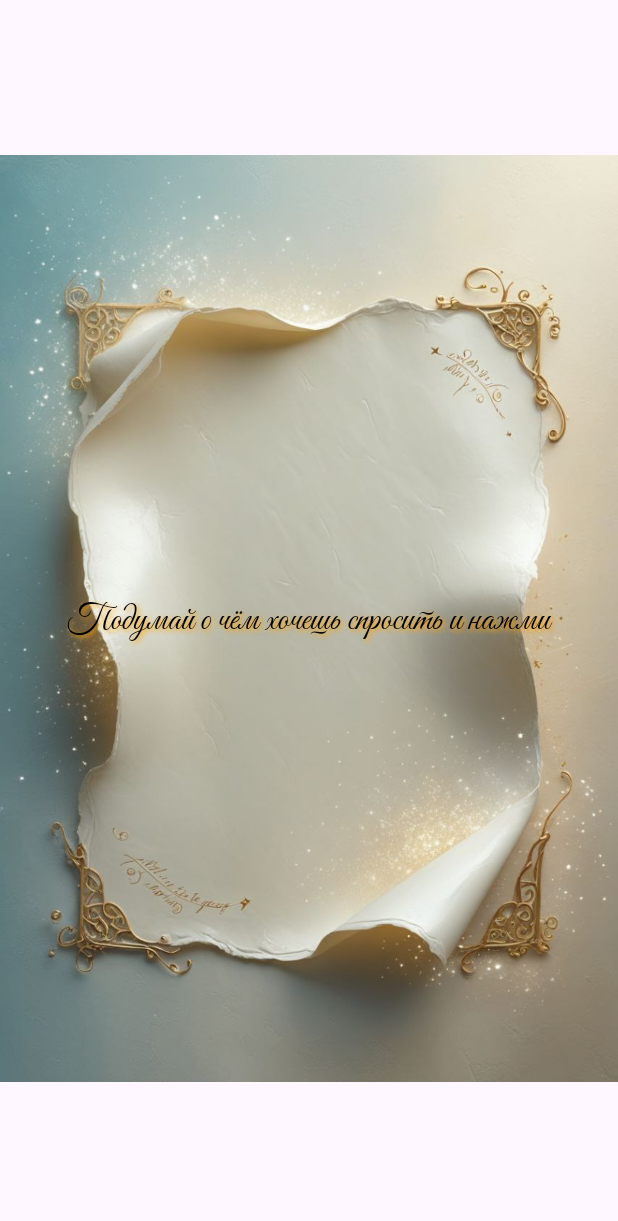
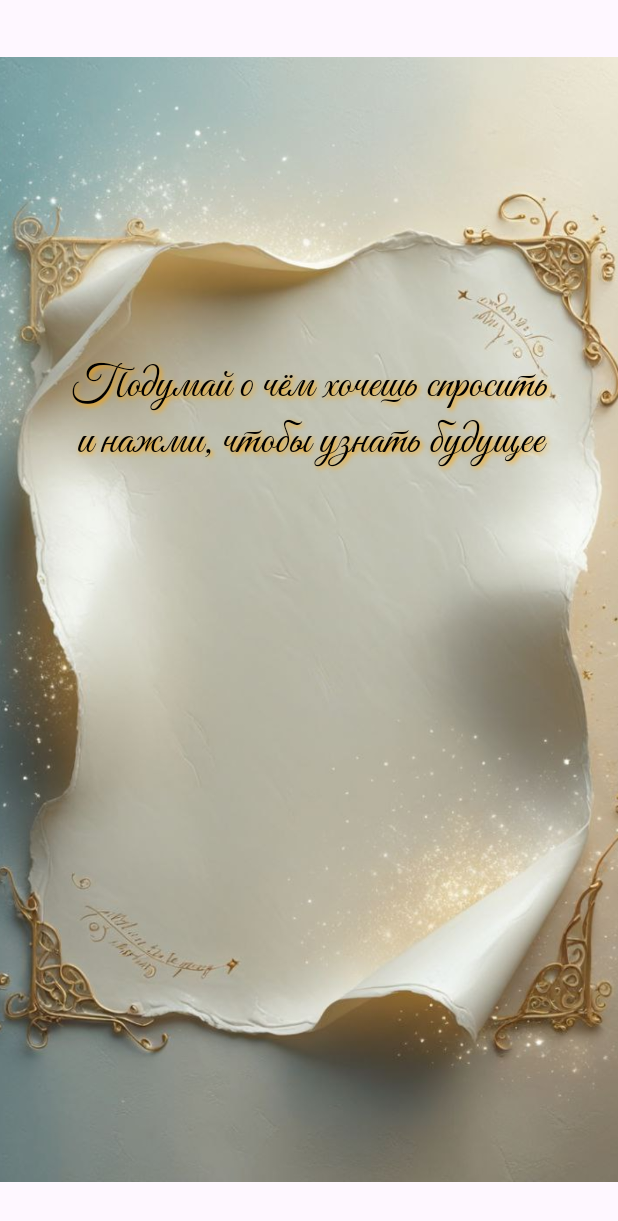
Before and after one commit to RomanLunyov/MagicPergament, an Android app: the screen it shows after launch (MainActivity), on a phone screen of 412 x 824 dp. Shown: the top 1221 px of the screen. Run offline under Robolectric (Android 15) with nearby library versions, the phone set to English and light mode, and no system bars.

Commit message:
Приложение полностью работает, улучшил расположение и размер текста на пергаменте

```diff
--- a/app/src/main/java/com/lunyov/magicpergament/MainActivity.kt
+++ b/app/src/main/java/com/lunyov/magicpergament/MainActivity.kt
@@ -27,6 +27,17 @@ class MainActivity : AppCompatActivity() {
         "Завтра будет день, полный возможностей"
     )
 
+    private fun formatTextIntoTwoLines(text: String): String {
+        val words = text.split(" ")
+        val midPoint = words.size / 2
+
+        // Формируем первую и вторую строку
+        val firstLine = words.subList(0, midPoint).joinToString(" ")
+        val secondLine = words.subList(midPoint, words.size).joinToString(" ")
+
+        return "$firstLine\n$secondLine"
+    }
+
     override fun onCreate(savedInstanceState: Bundle?) {
         super.onCreate(savedInstanceState)
         setContentView(R.layout.activity_main)
@@ -34,7 +45,13 @@ class MainActivity : AppCompatActivity() {
         textView = findViewById(R.id.textView)
         imageView = findViewById(R.id.imageView)
 
-        // Устанавливаем магический шрифт
+        // Устанавливаем текст с переносом
+        val initialText = "Подумай о чём хочешь спросить и нажми, чтобы узнать будущее"
+        textView.text = formatTextIntoTwoLines(initialText)
+
+
+
+    // Устанавливаем магический шрифт
         val customFont = ResourcesCompat.getFont(this, R.font.greatvibes)
         textView.typeface = customFont
 
@@ -54,6 +71,8 @@ class MainActivity : AppCompatActivity() {
         mediaPlayer = MediaPlayer.create(this, R.raw.magic_sound)
         mediaPlayer?.start()
     }
+
+
 
     private fun displayPredictionWithTypingEffect(prediction: String) {
         val charArray = prediction.toCharArray()
--- a/app/src/main/res/layout/activity_main.xml
+++ b/app/src/main/res/layout/activity_main.xml
@@ -6,36 +6,41 @@
     android:layout_height="match_parent"
     tools:context=".MainActivity">
 
+
+    <!-- Текст "Нажми меня, чтобы узнать будущее" поверх картинки -->
+
     <ImageView
         android:id="@+id/imageView"
-        android:layout_width="match_parent"
-        android:layout_height="match_parent"
+        android:layout_width="500dp"
+        android:layout_height="900dp"
+        android:contentDescription="Future Image"
         android:src="@drawable/sample_image"
-        android:contentDescription="Future Image"
+        app:layout_constraintBottom_toBottomOf="parent"
+        app:layout_constraintEnd_toEndOf="parent"
+        app:layout_constraintHorizontal_bias="0.505"
+        app:layout_constraintStart_toStartOf="parent"
         app:layout_constraintTop_toTopOf="parent"
-        app:layout_constraintBottom_toBottomOf="parent"
-        app:layout_constraintStart_toStartOf="parent"
-        app:layout_constraintEnd_toEndOf="parent" />
+        app:layout_constraintVertical_bias="0.502" />
 
-
-    <!-- Текст "Нажми меня, чтобы узнать будущее" поверх картинки -->
     <TextView
         android:id="@+id/textView"
-        android:layout_width="wrap_content"
+        android:layout_width="451dp"
         android:layout_height="wrap_content"
-        android:text="Подумай о чём хочешь спросить и нажми"
-        android:textSize="24sp"
+        android:ellipsize="end"
+        android:fontFamily="@font/greatvibes"
+        android:gravity="center"
         android:maxLines="2"
-        android:textColor="@android:color/black"
-        android:fontFamily="@font/greatvibes"
+        android:padding="16dp"
         android:shadowColor="#FFA500"
         android:shadowDx="2"
         android:shadowDy="2"
         android:shadowRadius="4"
-        android:padding="16dp"
-        android:gravity="center"
+        android:text="Подумай о чём хочешь спросить и нажми"
+        android:textColor="@android:color/black"
+        android:textSize="30sp"
+        app:layout_constraintBottom_toBottomOf="parent"
+        app:layout_constraintEnd_toEndOf="parent"
+        app:layout_constraintStart_toStartOf="parent"
         app:layout_constraintTop_toTopOf="parent"
-        app:layout_constraintBottom_toBottomOf="parent"
-        app:layout_constraintStart_toStartOf="parent"
-        app:layout_constraintEnd_toEndOf="parent" />
+        app:layout_constraintVertical_bias="0.304" />
 </androidx.constraintlayout.widget.ConstraintLayout>
```
